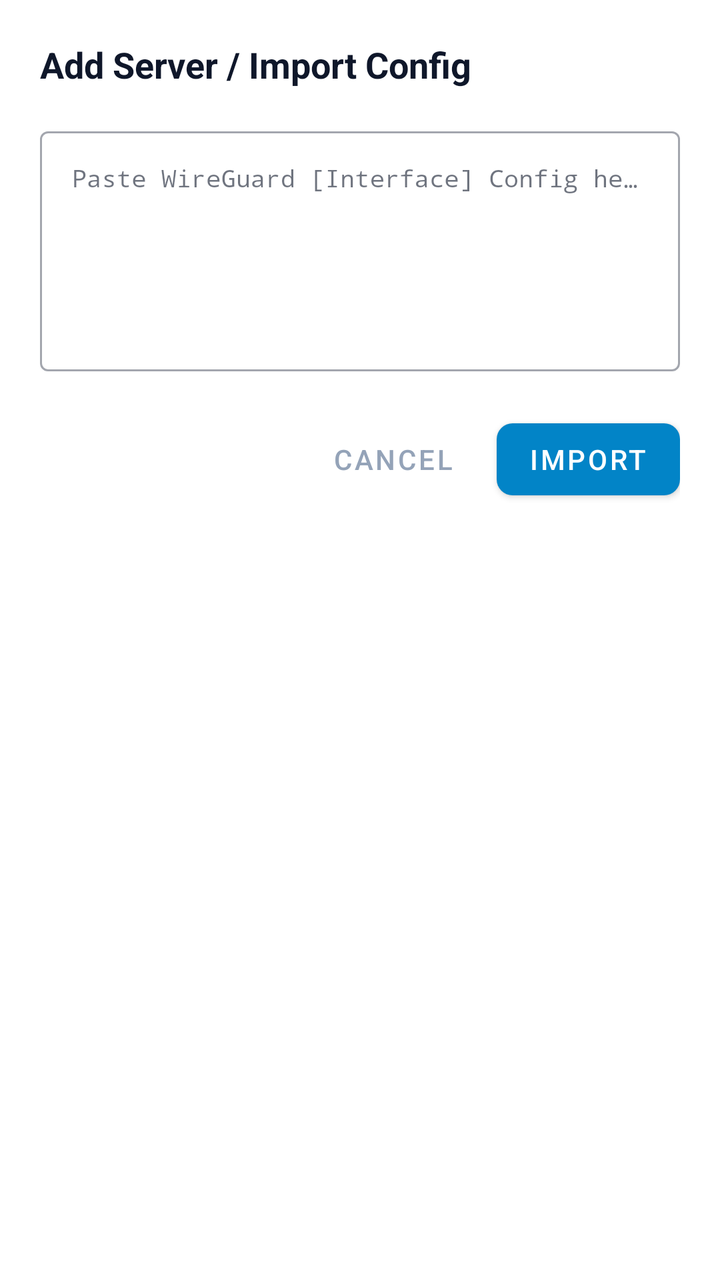
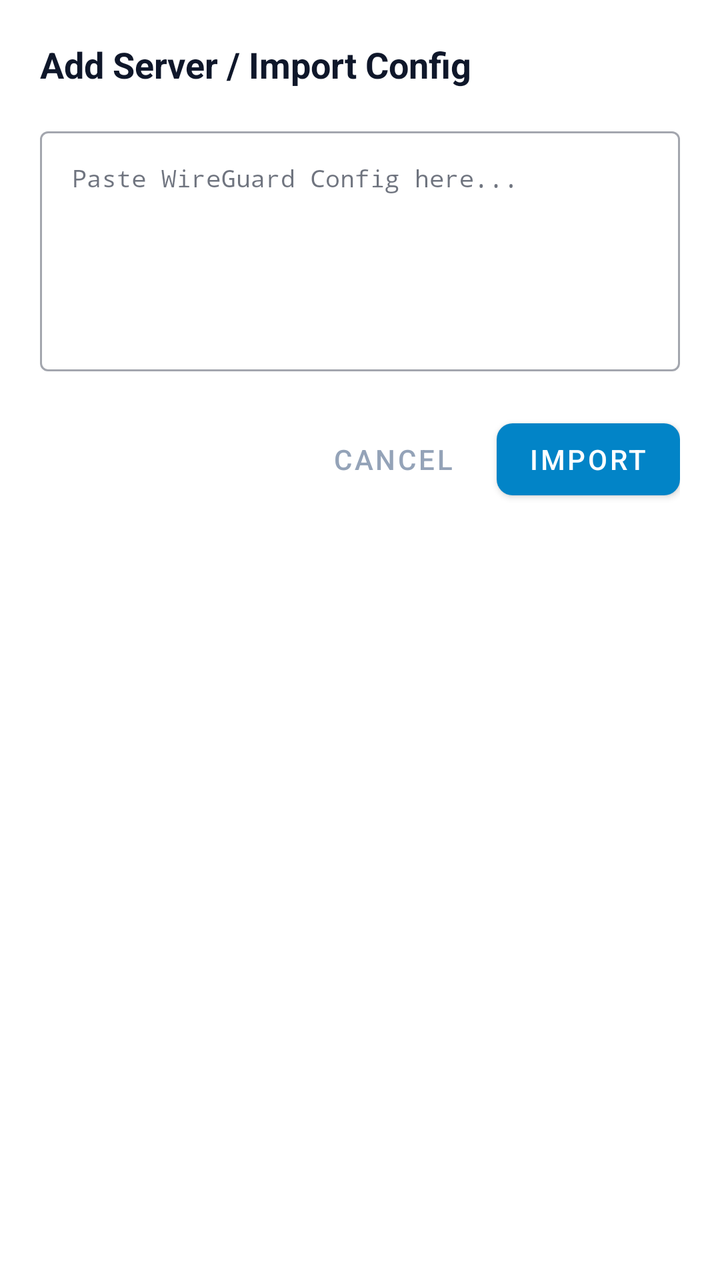

Compare the two renders of this Android layout. The source of the first and the diff that turns it into the second are given below.
<!-- AndroidManifest.xml: application theme AppTheme -->
<!-- res/layout/dialog_add_server.xml -->
<?xml version="1.0" encoding="utf-8"?>
<LinearLayout xmlns:android="http://schemas.android.com/apk/res/android"
    xmlns:app="http://schemas.android.com/apk/res-auto"
    android:layout_width="match_parent"
    android:layout_height="wrap_content"
    android:background="?attr/colorSurface"
    android:orientation="vertical"
    android:padding="20dp">

    <TextView
        android:layout_width="wrap_content"
        android:layout_height="wrap_content"
        android:text="Add Server / Import Config"
        android:textColor="?attr/colorOnBackground"
        android:textSize="18sp"
        android:textStyle="bold" />

    <com.google.android.material.textfield.TextInputLayout
        style="@style/Widget.MaterialComponents.TextInputLayout.OutlinedBox"
        android:layout_width="match_parent"
        android:layout_height="wrap_content"
        android:layout_marginTop="16dp"
        app:hintTextColor="#38BDF8"
        app:strokeColor="#38BDF8">

        <com.google.android.material.textfield.TextInputEditText
            android:id="@+id/etConfigInput"
            android:layout_width="match_parent"
            android:layout_height="120dp"
            android:fontFamily="monospace"
            android:gravity="top|start"
            android:hint="Paste WireGuard [Interface] Config here..."
            android:textColor="?attr/colorOnBackground"
            android:textSize="12sp" />
    </com.google.android.material.textfield.TextInputLayout>

    
    <LinearLayout
        android:layout_width="match_parent"
        android:layout_height="wrap_content"
        android:layout_marginTop="20dp"
        android:gravity="end"
        android:orientation="horizontal">

        <com.google.android.material.button.MaterialButton
            android:id="@+id/btnCancel"
            style="@style/Widget.MaterialComponents.Button.TextButton"
            android:layout_width="wrap_content"
            android:layout_height="wrap_content"
            android:text="Cancel"
            android:textColor="#94A3B8" />

        <com.google.android.material.button.MaterialButton
            android:id="@+id/btnImport"
            android:layout_width="wrap_content"
            android:layout_height="wrap_content"
            android:layout_marginStart="8dp"
            android:text="Import"
            android:textColor="#FFFFFF"
            app:backgroundTint="#0284C7"
            app:cornerRadius="8dp" />
    </LinearLayout>

</LinearLayout>
<!-- resources referenced by this layout -->
<resources>
  <style name="AppTheme" parent="Theme.MaterialComponents.DayNight.NoActionBar">
          
          <item name="colorPrimary">#38BDF8</item>
          <item name="colorPrimaryVariant">#0284C7</item>
          <item name="colorOnPrimary">#FFFFFF</item>
          
          
          <item name="android:colorBackground">#F1F5F9</item>
          <item name="colorSurface">#FFFFFF</item>
          <item name="colorOnBackground">#0F172A</item>
          <item name="colorOnSurface">#0F172A</item>
          <item name="android:statusBarColor">#F1F5F9</item>
          <item name="android:windowLightStatusBar">true</item>
      </style>
</resources>

<!-- the commit's change to res/layout/dialog_add_server.xml (unified diff, before → after) -->
@@ -29,7 +29,7 @@
             android:layout_height="120dp"
             android:fontFamily="monospace"
             android:gravity="top|start"
-            android:hint="Paste WireGuard [Interface] Config here..."
+            android:hint="Paste WireGuard Config here..."
             android:textColor="?attr/colorOnBackground"
             android:textSize="12sp" />
     </com.google.android.material.textfield.TextInputLayout>
